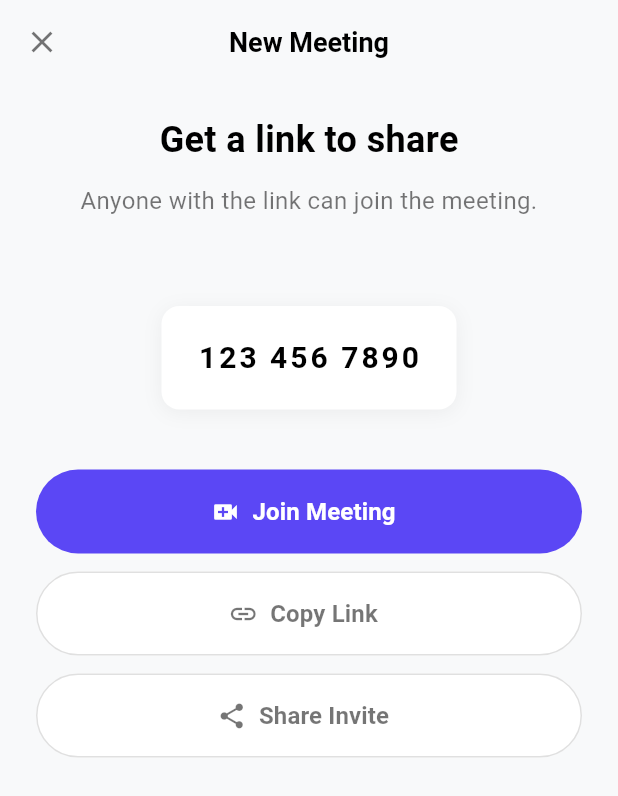
After one commit to Amr-3li/video-call-app, a Flutter app: the NewMeetingScreen screen opened directly, on a phone screen of 412 x 824 dp. The commit adds this screen. Shown: the top 796 px of the screen. Run offline on Flutter 3.47's test engine with Material 3 defaults, Android fonts, the phone set to English and light mode, and no system bars; our stand-ins replace bloc, cloud_firestore, dartz, device_preview, firebase_auth, firebase_core and 6 more; missing offline and left inert: stream_video, stream_video_flutter; accounts and stored records are empty.

Commit message:
make new meeting page

```diff
--- a/lib/presentation/views/pages/video_call_home_page.dart
+++ b/lib/presentation/views/pages/video_call_home_page.dart
@@ -1,21 +1,18 @@
 import 'dart:ui';
 
 import 'package:flutter/material.dart';
-import 'package:lottie/lottie.dart';
-import 'package:vedio_call/core/constants/animations.dart';
-import 'package:vedio_call/core/constants/colors.dart';
 import 'package:vedio_call/core/services/font_size_handeler.dart';
 import 'package:vedio_call/presentation/views/widgets/background_app.dart';
-import 'package:vedio_call/presentation/views/widgets/button_widget.dart';
 import 'package:vedio_call/presentation/views/widgets/row_appbaer.dart';
+
+import '../widgets/create_room_container.dart';
 
 class VideoCallHomeScreen extends StatelessWidget {
   const VideoCallHomeScreen({super.key});
 
   @override
   Widget build(BuildContext context) {
-    double height = MediaQuery.heightOf(context);
-    double width = MediaQuery.widthOf(context);
+
     return Scaffold(
       body: BackgroundApp(
         child: Column(
--- /dev/null
+++ b/lib/presentation/views/widgets/new_meeting_page.dart
@@ -0,0 +1,233 @@
+import 'package:flutter/material.dart';
+import 'package:flutter/services.dart';
+
+class NewMeetingScreen extends StatelessWidget {
+  const NewMeetingScreen({super.key});
+
+  @override
+  Widget build(BuildContext context) {
+    return Scaffold(
+      backgroundColor: const Color(0xFFF8F9FA),
+      appBar: AppBar(
+        backgroundColor: Colors.transparent,
+        elevation: 0,
+        leading: IconButton(
+          icon: const Icon(Icons.close, color: Colors.black54),
+          onPressed: () => Navigator.pop(context),
+        ),
+        title: const Text(
+          'New Meeting',
+          style: TextStyle(
+            color: Colors.black,
+            fontSize: 18,
+            fontWeight: FontWeight.w600,
+          ),
+        ),
+        centerTitle: true,
+      ),
+      body: Padding(
+        padding: const EdgeInsets.symmetric(horizontal: 24.0),
+        child: Column(
+          crossAxisAlignment: CrossAxisAlignment.center,
+          children: [
+            const SizedBox(height: 20),
+            _buildHeader(),
+            const SizedBox(height: 60),
+            _buildMeetingId(),
+            const SizedBox(height: 40),
+            _buildActionButtons(context),
+          ],
+        ),
+      ),
+    );
+  }
+
+  Widget _buildHeader() {
+    return const Column(
+      children: [
+        Text(
+          'Get a link to share',
+          style: TextStyle(
+            fontSize: 24,
+            fontWeight: FontWeight.bold,
+            color: Colors.black,
+          ),
+        ),
+        SizedBox(height: 12),
+        Text(
+          'Anyone with the link can join the meeting.',
+          style: TextStyle(
+            fontSize: 16,
+            color: Colors.black54,
+            height: 1.4,
+          ),
+          textAlign: TextAlign.center,
+        ),
+      ],
+    );
+  }
+
+  Widget _buildMeetingId() {
+    return Container(
+      padding: const EdgeInsets.symmetric(vertical: 20, horizontal: 24),
+      decoration: BoxDecoration(
+        color: Colors.white,
+        borderRadius: BorderRadius.circular(12),
+        boxShadow: [
+          BoxShadow(
+            color: Colors.black.withOpacity(0.05),
+            blurRadius: 10,
+            offset: const Offset(0, 2),
+          ),
+        ],
+      ),
+      child: const Text(
+        '123 456 7890',
+        style: TextStyle(
+          fontSize: 20,
+          fontWeight: FontWeight.w600,
+          letterSpacing: 2.0,
+          color: Colors.black,
+        ),
+      ),
+    );
+  }
+
+  Widget _buildActionButtons(BuildContext context) {
+    return Column(
+      children: [
+        _buildPrimaryButton(
+          context,
+          label: 'Join Meeting',
+          icon: Icons.video_call,
+          onPressed: () => _onJoinMeeting(context),
+        ),
+        const SizedBox(height: 12),
+        _buildSecondaryButton(
+          context,
+          label: 'Copy Link',
+          icon: Icons.link,
+          onPressed: () => _onCopyLink(context),
+        ),
+        const SizedBox(height: 12),
+        _buildSecondaryButton(
+          context,
+          label: 'Share Invite',
+          icon: Icons.share,
+          onPressed: () => _onShareInvite(context),
+        ),
+      ],
+    );
+  }
+
+  Widget _buildPrimaryButton(
+      BuildContext context, {
+        required String label,
+        required IconData icon,
+        required VoidCallback onPressed,
+      }) {
+    return SizedBox(
+      width: double.infinity,
+      height: 56,
+      child: ElevatedButton.icon(
+        onPressed: onPressed,
+        icon: Icon(icon, size: 20, color: Colors.white),
+        label: Text(
+          label,
+          style: const TextStyle(
+            fontSize: 16,
+            fontWeight: FontWeight.w600,
+            color: Colors.white,
+          ),
+        ),
+        style: ElevatedButton.styleFrom(
+          backgroundColor: const Color(0xFF5B47F5),
+          foregroundColor: Colors.white,
+          elevation: 0,
+          shape: RoundedRectangleBorder(
+            borderRadius: BorderRadius.circular(28),
+          ),
+        ),
+      ),
+    );
+  }
+
+  Widget _buildSecondaryButton(
+      BuildContext context, {
+        required String label,
+        required IconData icon,
+        required VoidCallback onPressed,
+      }) {
+    return SizedBox(
+      width: double.infinity,
+      height: 56,
+      child: ElevatedButton.icon(
+        onPressed: onPressed,
+        icon: Icon(icon, size: 20, color: Colors.black54),
+        label: Text(
+          label,
+          style: const TextStyle(
+            fontSize: 16,
+            fontWeight: FontWeight.w600,
+            color: Colors.black54,
+          ),
+        ),
+        style: ElevatedButton.styleFrom(
+          backgroundColor: Colors.white,
+          foregroundColor: Colors.black54,
+          elevation: 0,
+          shape: RoundedRectangleBorder(
+            borderRadius: BorderRadius.circular(28),
+            side: BorderSide(color: Colors.grey.shade300),
+          ),
+        ),
+      ),
+    );
+  }
+
+  void _onJoinMeeting(BuildContext context) {
+    // Implement join meeting logic
+    ScaffoldMessenger.of(context).showSnackBar(
+      const SnackBar(content: Text('Joining meeting...')),
+    );
+  }
+
+  void _onCopyLink(BuildContext context) {
+
+    const meetingLink = 'https://meeting.app/join/123456789';
+    Clipboard.setData(const ClipboardData(text: meetingLink));
+
+    ScaffoldMessenger.of(context).showSnackBar(
+      const SnackBar(
+        content: Text('Meeting link copied to clipboard'),
+        duration: Duration(seconds: 2),
+      ),
+    );
+  }
+
+  void _onShareInvite(BuildContext context) {
+    // Implement share functionality
+    // You might want to use the share_plus package for this
+    ScaffoldMessenger.of(context).showSnackBar(
+      const SnackBar(content: Text('Opening share dialog...')),
+    );
+  }
+}
+
+// Usage example in your main app
+class MeetingApp extends StatelessWidget {
+  const MeetingApp({super.key});
+
+  @override
+  Widget build(BuildContext context) {
+    return MaterialApp(
+      title: 'Meeting App',
+      debugShowCheckedModeBanner: false,
+      theme: ThemeData(
+        primarySwatch: Colors.blue,
+        fontFamily: 'SF Pro Display', // or your preferred font
+      ),
+      home: const NewMeetingScreen(),
+    );
+  }
+}
```
